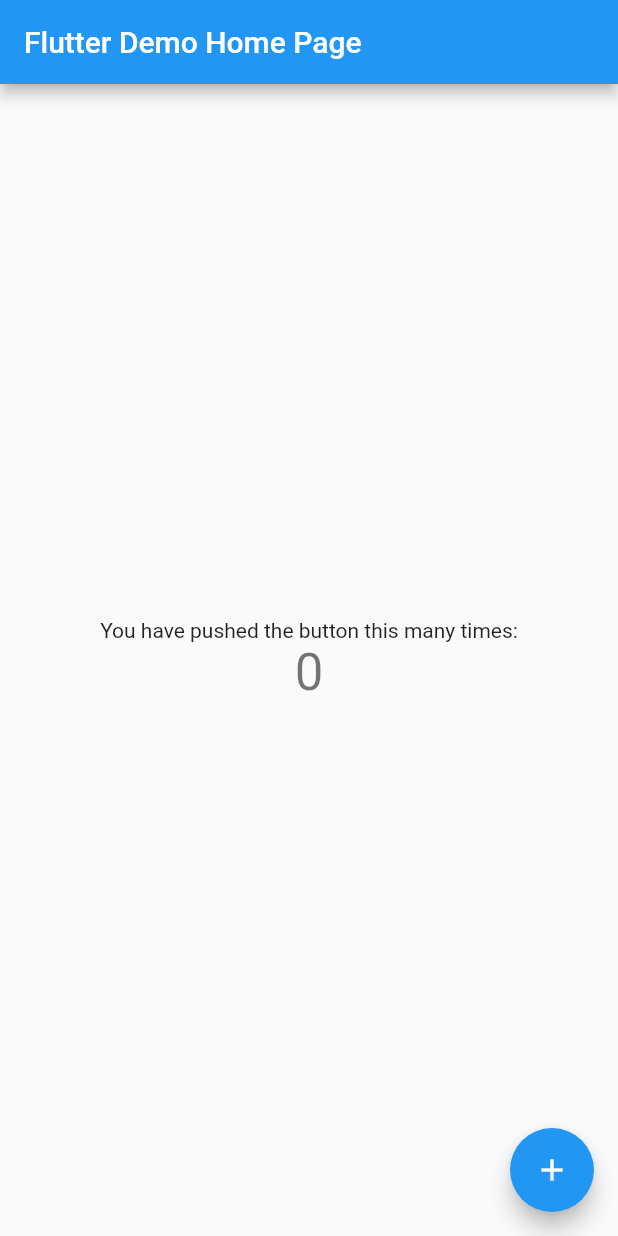
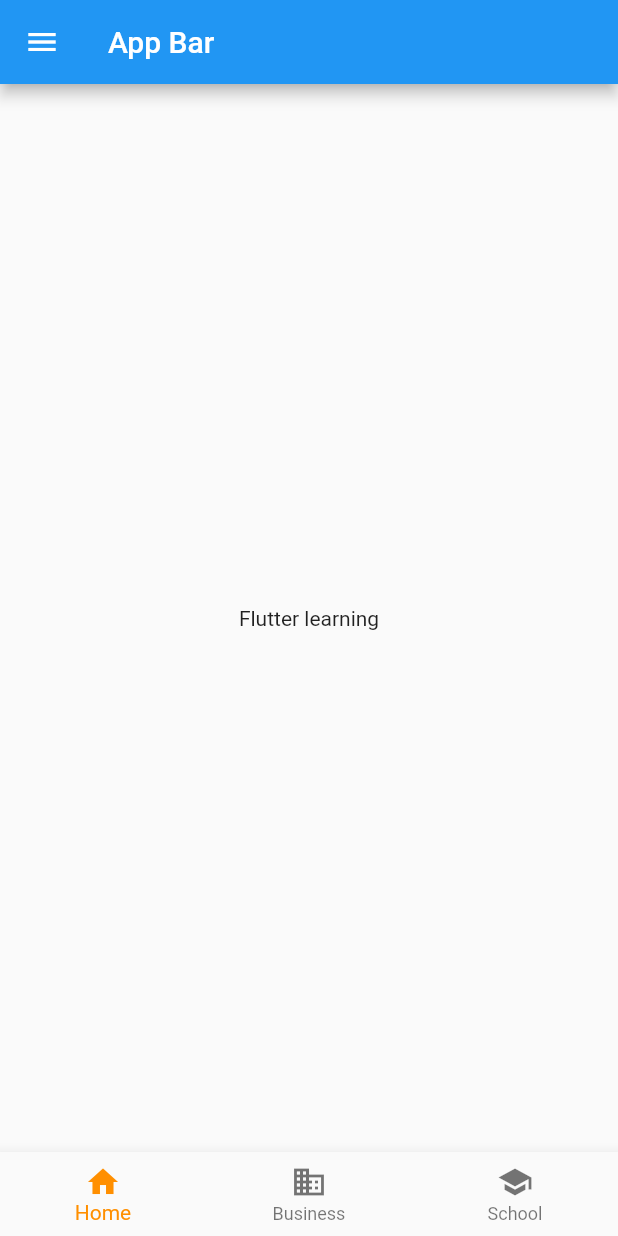
Before and after one commit to shubham6feb123/flutter, a Flutter app: the screen it shows after launch, on a phone screen of 412 x 824 dp. Run offline on Flutter 3.47's test engine with Material 2 defaults, Android fonts, the phone set to English and light mode, and no system bars.

Commit message:
Learned Scaffold widget

```diff
--- a/lib/main.dart
+++ b/lib/main.dart
@@ -1,115 +1,17 @@
+import 'package:exploring_flutter/pages/home_Page.dart';
 import 'package:flutter/material.dart';
 
 void main() {
-  runApp(const MyApp());
+  runApp(MyApp());
 }
 
 class MyApp extends StatelessWidget {
-  const MyApp({Key? key}) : super(key: key);
+  const MyApp({ Key? key }) : super(key: key);
 
-  // This widget is the root of your application.
   @override
   Widget build(BuildContext context) {
     return MaterialApp(
-      title: 'Flutter Demo',
-      theme: ThemeData(
-        // This is the theme of your application.
-        //
-        // Try running your application with "flutter run". You'll see the
-        // application has a blue toolbar. Then, without quitting the app, try
-        // changing the primarySwatch below to Colors.green and then invoke
-        // "hot reload" (press "r" in the console where you ran "flutter run",
-        // or simply save your changes to "hot reload" in a Flutter IDE).
-        // Notice that the counter didn't reset back to zero; the application
-        // is not restarted.
-        primarySwatch: Colors.blue,
-      ),
-      home: const MyHomePage(title: 'Flutter Demo Home Page'),
+      home:HomePage()
     );
   }
 }
-
-class MyHomePage extends StatefulWidget {
-  const MyHomePage({Key? key, required this.title}) : super(key: key);
-
-  // This widget is the home page of your application. It is stateful, meaning
-  // that it has a State object (defined below) that contains fields that affect
-  // how it looks.
-
-  // This class is the configuration for the state. It holds the values (in this
-  // case the title) provided by the parent (in this case the App widget) and
-  // used by the build method of the State. Fields in a Widget subclass are
-  // always marked "final".
-
-  final String title;
-
-  @override
-  State<MyHomePage> createState() => _MyHomePageState();
-}
-
-class _MyHomePageState extends State<MyHomePage> {
-  int _counter = 0;
-
-  void _incrementCounter() {
-    setState(() {
-      // This call to setState tells the Flutter framework that something has
-      // changed in this State, which causes it to rerun the build method below
-      // so that the display can reflect the updated values. If we changed
-      // _counter without calling setState(), then the build method would not be
-      // called again, and so nothing would appear to happen.
-      _counter++;
-    });
-  }
-
-  @override
-  Widget build(BuildContext context) {
-    // This method is rerun every time setState is called, for instance as done
-    // by the _incrementCounter method above.
-    //
-    // The Flutter framework has been optimized to make rerunning build methods
-    // fast, so that you can just rebuild anything that needs updating rather
-    // than having to individually change instances of widgets.
-    return Scaffold(
-      appBar: AppBar(
-        // Here we take the value from the MyHomePage object that was created by
-        // the App.build method, and use it to set our appbar title.
-        title: Text(widget.title),
-      ),
-      body: Center(
-        // Center is a layout widget. It takes a single child and positions it
-        // in the middle of the parent.
-        child: Column(
-          // Column is also a layout widget. It takes a list of children and
-          // arranges them vertically. By default, it sizes itself to fit its
-          // children horizontally, and tries to be as tall as its parent.
-          //
-          // Invoke "debug painting" (press "p" in the console, choose the
-          // "Toggle Debug Paint" action from the Flutter Inspector in Android
-          // Studio, or the "Toggle Debug Paint" command in Visual Studio Code)
-          // to see the wireframe for each widget.
-          //
-          // Column has various properties to control how it sizes itself and
-          // how it positions its children. Here we use mainAxisAlignment to
-          // center the children vertically; the main axis here is the vertical
-          // axis because Columns are vertical (the cross axis would be
-          // horizontal).
-          mainAxisAlignment: MainAxisAlignment.center,
-          children: <Widget>[
-            const Text(
-              'You have pushed the button this many times:',
-            ),
-            Text(
-              '$_counter',
-              style: Theme.of(context).textTheme.headline4,
-            ),
-          ],
-        ),
-      ),
-      floatingActionButton: FloatingActionButton(
-        onPressed: _incrementCounter,
-        tooltip: 'Increment',
-        child: const Icon(Icons.add),
-      ), // This trailing comma makes auto-formatting nicer for build methods.
-    );
-  }
-}
--- /dev/null
+++ b/lib/pages/home_Page.dart
@@ -0,0 +1,39 @@
+import 'package:flutter/material.dart';
+
+class HomePage extends StatelessWidget {
+  const HomePage({Key? key}) : super(key: key);
+
+  @override
+  Widget build(BuildContext context) {
+    return Scaffold(
+        appBar: AppBar(
+          title: Text("App Bar"),
+        ),
+        body: Center(
+          child: Container(
+            child: Text("Flutter learning"),
+          ),
+        ),
+        drawer: Drawer(
+          backgroundColor: Colors.orange[700],
+        ),
+        bottomNavigationBar: BottomNavigationBar(
+        items: const <BottomNavigationBarItem>[
+          BottomNavigationBarItem(
+            icon: Icon(Icons.home),
+            label: 'Home',
+          ),
+          BottomNavigationBarItem(
+            icon: Icon(Icons.business),
+            label: 'Business',
+          ),
+          BottomNavigationBarItem(
+            icon: Icon(Icons.school),
+            label: 'School',
+          ),
+        ],
+        selectedItemColor: Colors.amber[800],
+
+      ),);
+  }
+}
```
Also changed, not shown: 1 other file.
